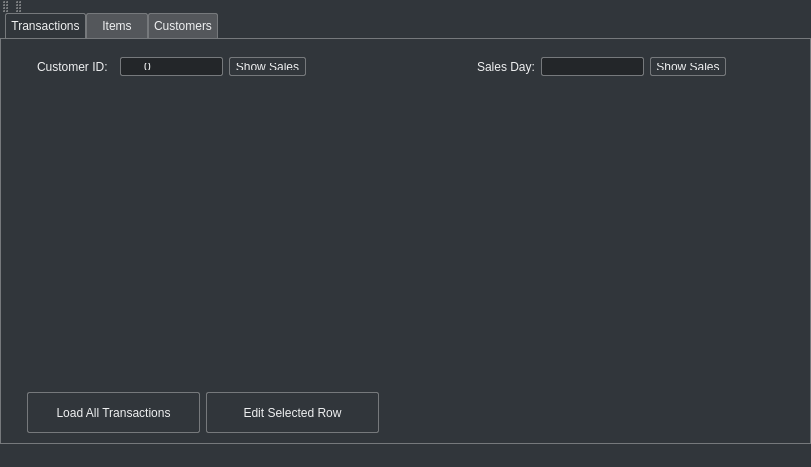
Before: the Qt Designer form mainwindow.ui in miabrielle/GroceryPOS, drawn with Qt 5.
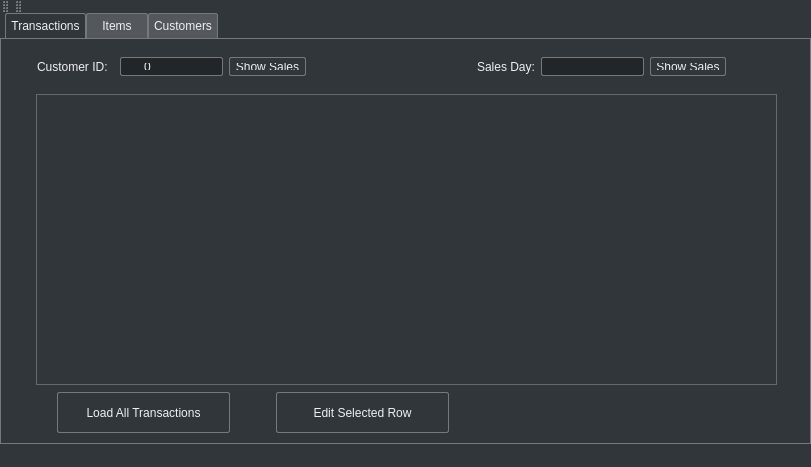
After: the same form once the commit is applied. The open tabs and pages were chosen to show the change. Icons and pictures are not drawn.

```diff
--- a/mainwindow.ui
+++ b/mainwindow.ui
@@ -37,6 +37,10 @@
     border-radius: 0px;
 }
 
+QTableWidget {
+border: 1px solid #6A6969;
+}
+
 QComboBox
 {
     selection-background-color: #3daee9;
@@ -65,7 +69,9 @@
     background: transparent;
 }
 
-
+QLineEdit:focus {
+border: 2px solid #3daee9;
+}
 
 QLineEdit
 {
@@ -167,16 +173,6 @@
     border-bottom-right-radius: 3px;
 }
 
-QComboBox::down-arrow
-{
-    image: url(:/qss_icons/rc/down_arrow_disabled.png);
-}
-
-QComboBox::down-arrow:on, QComboBox::down-arrow:hover,
-QComboBox::down-arrow:focus
-{
-    image: url(:/qss_icons/rc/down_arrow.png);
-}
 
 QAbstractSpinBox {
     padding: 5px;
@@ -201,28 +197,6 @@
     subcontrol-position: center left;
 }
 
-QAbstractSpinBox::up-arrow,QAbstractSpinBox::up-arrow:disabled,QAbstractSpinBox::up-arrow:off {
-    image: url(:/qss_icons/rc/up_arrow_disabled.png);
-    width: 10px;
-    height: 10px;
-}
-QAbstractSpinBox::up-arrow:hover
-{
-    image: url(:/qss_icons/rc/up_arrow.png);
-}
-
-
-QAbstractSpinBox::down-arrow,QAbstractSpinBox::down-arrow:disabled,QAbstractSpinBox::down-arrow:off
-{
-    image: url(:/qss_icons/rc/down_arrow_disabled.png);
-    width: 10px;
-    height: 10px;
-}
-QAbstractSpinBox::down-arrow:hover
-{
-    image: url(:/qss_icons/rc/down_arrow.png);
-}
-
 
 QLabel
 {
@@ -240,37 +214,11 @@
 }
 
 QTabWidget::tab-bar {
-    left: 5px; /* move to the right by 5px */
+    left: 5px; /* move tab bar to the right by 5px */
 }
 
-QTabBar
-{
-    qproperty-drawBase: 0;
-    border-radius: 3px;
-}
 
-QTabBar:focus
-{
-    border: 0px transparent black;
-}
 
-QTabBar::close-button  {
-    image: url(:/qss_icons/rc/close.png);
-    background: transparent;
-}
-
-QTabBar::close-button:hover
-{
-    image: url(:/qss_icons/rc/close-hover.png);
-    background: transparent;
-}
-
-QTabBar::close-button:pressed {
-    image: url(:/qss_icons/rc/close-pressed.png);
-    background: transparent;
-}
-
-/* TOP TABS */
 QTabBar::tab:top {
     color: #eff0f1;
     border: 1px solid #76797C;
@@ -296,68 +244,6 @@
     background-color: #3daee9;
 }
 
-/* BOTTOM TABS */
-QTabBar::tab:bottom {
-    color: #eff0f1;
-    border: 1px solid #76797C;
-    border-top: 1px transparent black;
-    background-color: #31363b;
-    padding: 5px;
-    border-bottom-left-radius: 2px;
-    border-bottom-right-radius: 2px;
-    min-width: 50px;
-}
-
-QTabBar::tab:bottom:!selected
-{
-    color: #eff0f1;
-    background-color: #54575B;
-    border: 1px solid #76797C;
-    border-top: 1px transparent black;
-    border-bottom-left-radius: 2px;
-    border-bottom-right-radius: 2px;
-}
-
-QTabBar::tab:bottom:!selected:hover {
-    background-color: #3daee9;
-}
-
-/* LEFT TABS */
-QTabBar::tab:left {
-    color: #eff0f1;
-    border: 1px solid #76797C;
-    border-left: 1px transparent black;
-    background-color: #31363b;
-    padding: 5px;
-    border-top-right-radius: 2px;
-    border-bottom-right-radius: 2px;
-    min-height: 50px;
-}
-
-QTabBar::tab:left:!selected
-{
-    color: #eff0f1;
-    background-color: #54575B;
-    border: 1px solid #76797C;
-    border-left: 1px transparent black;
-    border-top-right-radius: 2px;
-    border-bottom-right-radius: 2px;
-}
-
-QTabBar::tab:left:!selected:hover {
-    background-color: #3daee9;
-}
-
-
-
-
-QTableView::item:pressed {
-    background: #18465d;
-    color: #eff0f1;
-}
-
-
-
 QHeaderView
 {
     background-color: #31363b;
@@ -413,7 +299,7 @@
      <widget class="QLabel" name="invalidRowSelectedMsg">
       <property name="geometry">
        <rect>
-        <x>390</x>
+        <x>470</x>
         <y>360</y>
         <width>211</width>
         <height>20</height>
@@ -431,7 +317,7 @@
      <widget class="QPushButton" name="loadAllTransactionsButton">
       <property name="geometry">
        <rect>
-        <x>21</x>
+        <x>51</x>
         <y>348</y>
         <width>173</width>
         <height>41</height>
@@ -444,7 +330,7 @@
      <widget class="QPushButton" name="editTransactionRowButton">
       <property name="geometry">
        <rect>
-        <x>200</x>
+        <x>270</x>
         <y>348</y>
         <width>173</width>
         <height>41</height>
```
Left out of the diff: 2 changed lines with no effect on the pictures.
